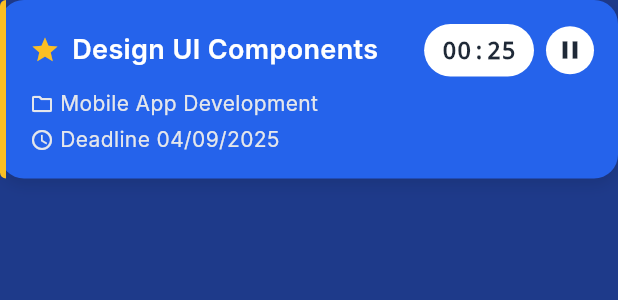
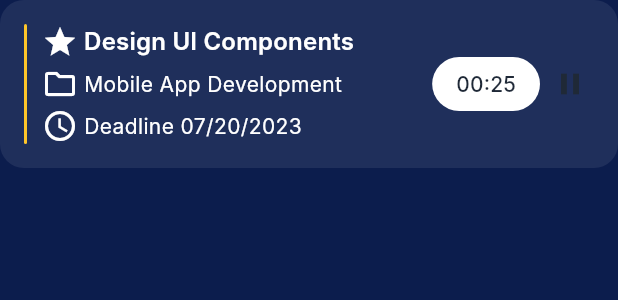
Before and after one commit to arsalanj/test-assignment-flutter, a Flutter app: the TimerCard widget shown alone on an empty page, opened directly with sample values from the repository, on a phone screen of 412 x 824 dp. Shown: the top 300 px of the screen. Run offline on Flutter 3.47's test engine with Material 3 defaults, Android fonts, the phone set to English and light mode, and no system bars; our stand-ins replace equatable, flutter_bloc, go_router, hydrated_bloc; Roboto replaces fonts that are missing (Inter).

Commit message:
refactor: Update color scheme and improve UI layout for Timer screens

```diff
--- a/timer_app/lib/core/theme/app_colors.dart
+++ b/timer_app/lib/core/theme/app_colors.dart
@@ -8,15 +8,17 @@ class AppColors {
   static const Color lightBlue = Color(0xFF60A5FA);
 
   // Background gradient colors
-  static const Color gradientStart = Color(0xFF1E3A8A);
-  static const Color gradientEnd = Color(0xFF3B82F6);
+  static const Color gradientStart = Color(0xFF0C1D4D);
+  static const Color gradientEnd = Color(0xFF214ECC);
 
   // Card colors
-  static const Color cardBackground = Color(0xFF2563EB);
+  static const Color cardBackground = Color(
+    0x14FFFFFF,
+  ); // rgba(255, 255, 255, 0.08)
   static const Color cardBackgroundDark = Color(0xFF1D4ED8);
 
   // Accent colors
-  static const Color yellowAccent = Color(0xFFFBBF24);
+  static const Color yellowAccent = Color(0xFFFFC629);
   static const Color orangeAccent = Color(0xFFF97316);
 
   // Text colors
--- a/timer_app/lib/features/timers/presentation/pages/create_timer_screen.dart
+++ b/timer_app/lib/features/timers/presentation/pages/create_timer_screen.dart
@@ -343,7 +343,7 @@ class _CreateTimerScreenState extends State<CreateTimerScreen> {
   void _showProjectPicker(BuildContext context, List<ProjectModel> projects) {
     showModalBottomSheet(
       context: context,
-      backgroundColor: AppColors.cardBackground,
+      backgroundColor: AppColors.gradientEnd,
       shape: const RoundedRectangleBorder(
         borderRadius: BorderRadius.vertical(top: Radius.circular(20)),
       ),
@@ -383,7 +383,7 @@ class _CreateTimerScreenState extends State<CreateTimerScreen> {
   void _showTaskPicker(BuildContext context, List<TaskModel> tasks) {
     showModalBottomSheet(
       context: context,
-      backgroundColor: AppColors.cardBackground,
+      backgroundColor: AppColors.gradientEnd,
       shape: const RoundedRectangleBorder(
         borderRadius: BorderRadius.vertical(top: Radius.circular(20)),
       ),
--- a/timer_app/lib/features/timers/presentation/widgets/timer_card.dart
+++ b/timer_app/lib/features/timers/presentation/widgets/timer_card.dart
@@ -7,7 +7,6 @@ import '../../models/task_model.dart';
 import '../../bloc/timer_bloc.dart';
 import '../../bloc/timer_event.dart';
 import '../../../../core/theme/app_colors.dart';
-import '../../../../core/theme/app_text_styles.dart';
 
 class TimerCard extends StatefulWidget {
   final TimerModel timer;
@@ -28,111 +27,106 @@ class _TimerCardState extends State<TimerCard> {
   @override
   Widget build(BuildContext context) {
     return Container(
-      margin: const EdgeInsets.only(bottom: 16),
+      margin: const EdgeInsets.only(bottom: 8),
       decoration: BoxDecoration(
         color: AppColors.cardBackground,
         borderRadius: BorderRadius.circular(16),
-        boxShadow: [
-          BoxShadow(
-            color: Colors.black.withOpacity(0.1),
-            blurRadius: 8,
-            offset: const Offset(0, 4),
-          ),
-        ],
       ),
       child: IntrinsicHeight(
         child: Row(
           children: [
             // Yellow accent line
-            Container(
-              width: 4,
-              decoration: const BoxDecoration(
-                color: AppColors.yellowAccent,
-                borderRadius: BorderRadius.only(
-                  topLeft: Radius.circular(16),
-                  bottomLeft: Radius.circular(16),
-                ),
-              ),
-            ),
+
             // Card content
             Expanded(
               child: Padding(
                 padding: const EdgeInsets.all(16),
+                child: Row(
+                  children: [
+                    Container(
+                      width: 2,
+                      decoration: BoxDecoration(
+                        color: AppColors.yellowAccent,
+                        borderRadius: BorderRadius.circular(8),
+                      ),
+                    ),
+                    SizedBox(width: 10),
+                    // Left side content
+                    Expanded(
                       child: Column(
                         crossAxisAlignment: CrossAxisAlignment.start,
                         children: [
-                    // Header row with favorite icon
+                          // Star icon and task title
                           Row(
                             children: [
-                        // Favorite icon
                               Icon(
                                 widget.timer.isFavorite
                                     ? Icons.star
                                     : Icons.star_outline,
-                          color:
-                              widget.timer.isFavorite
-                                  ? AppColors.favoriteColor
-                                  : AppColors.textSecondary,
-                          size: 20,
+                                color: AppColors.textPrimary,
+                                size: 24,
                               ),
-                        const SizedBox(width: 8),
-                        // Task title
+                              const SizedBox(width: 4),
                               Expanded(
                                 child: Text(
-                            widget.task?.name ?? 'Unknown Task',
+                                  widget.task?.name ?? 'iOS app deployment',
                                   style: const TextStyle(
                                     color: AppColors.textPrimary,
-                              fontSize: 18,
+                                    fontSize: 16,
                                     fontWeight: FontWeight.w600,
+                                    letterSpacing: 0.15,
                                   ),
                                 ),
                               ),
-                        // Timer display and controls
-                        _buildTimerControls(context),
                             ],
                           ),
-
-                    const SizedBox(height: 8),
-
-                    // Project info row
+                          const SizedBox(height: 4),
+                          // Project info
                           Row(
                             children: [
                               const Icon(
                                 Icons.folder_outlined,
-                          color: AppColors.textSecondary,
-                          size: 16,
+                                color: AppColors.textPrimary,
+                                size: 24,
                               ),
                               const SizedBox(width: 4),
                               Text(
-                          widget.project?.name ?? 'Unknown Project',
+                                widget.project?.name ?? 'SO056 - Booqio V2',
                                 style: const TextStyle(
-                            color: AppColors.textSecondary,
+                                  color: AppColors.textPrimary,
                                   fontSize: 14,
+                                  fontWeight: FontWeight.w400,
+                                  letterSpacing: 0.25,
                                 ),
                               ),
                             ],
                           ),
-
                           const SizedBox(height: 4),
-
-                    // Deadline row
+                          // Deadline
                           Row(
                             children: [
                               const Icon(
                                 Icons.schedule,
-                          color: AppColors.textSecondary,
-                          size: 16,
+                                color: AppColors.textPrimary,
+                                size: 24,
                               ),
                               const SizedBox(width: 4),
                               Text(
-                          'Deadline ${_formatDate(DateTime.now().add(const Duration(days: 30)))}',
+                                'Deadline 07/20/2023',
                                 style: const TextStyle(
-                            color: AppColors.textSecondary,
+                                  color: AppColors.textPrimary,
                                   fontSize: 14,
+                                  fontWeight: FontWeight.w400,
+                                  letterSpacing: 0.25,
                                 ),
                               ),
                             ],
                           ),
+                        ],
+                      ),
+                    ),
+                    // Right side - Timer controls
+                    _buildTimerControls(context),
                   ],
                 ),
               ),
@@ -148,7 +142,7 @@ class _TimerCardState extends State<TimerCard> {
       return Container(
         padding: const EdgeInsets.symmetric(horizontal: 12, vertical: 6),
         decoration: BoxDecoration(
-          color: AppColors.completedColor.withOpacity(0.2),
+          color: AppColors.completedColor.withValues(alpha: 0.2),
           borderRadius: BorderRadius.circular(12),
         ),
         child: const Text(
@@ -172,23 +166,29 @@ class _TimerCardState extends State<TimerCard> {
           },
           child: Container(
             key: _timerKey,
-            padding: const EdgeInsets.symmetric(horizontal: 12, vertical: 6),
+            padding: const EdgeInsets.symmetric(horizontal: 16, vertical: 8),
             decoration: BoxDecoration(
-              color: AppColors.timerBackground,
-              borderRadius: BorderRadius.circular(20),
+              color:
+                  widget.timer.isRunning
+                      ? AppColors.timerBackground
+                      : AppColors.cardBackground,
+              borderRadius: BorderRadius.circular(64),
             ),
             child: Text(
               _formatDuration(widget.timer.elapsed),
-              style: const TextStyle(
-                color: AppColors.timerText,
-                fontSize: 16,
-                fontWeight: FontWeight.w600,
-                fontFamily: 'monospace',
+              style: TextStyle(
+                color:
+                    widget.timer.isRunning
+                        ? AppColors.timerText
+                        : AppColors.textPrimary,
+                fontSize: 14,
+                fontWeight: FontWeight.w500,
+                letterSpacing: 0.1,
               ),
             ),
           ),
         ),
-        const SizedBox(width: 8),
+        const SizedBox(width: 4),
         // Play/Pause button
         GestureDetector(
           onTap: () {
@@ -202,13 +202,16 @@ class _TimerCardState extends State<TimerCard> {
             width: 32,
             height: 32,
             decoration: BoxDecoration(
-              color: AppColors.timerBackground,
+              color: Colors.transparent,
               borderRadius: BorderRadius.circular(16),
             ),
             child: Icon(
               widget.timer.isRunning ? Icons.pause : Icons.play_arrow,
-              color: AppColors.timerText,
-              size: 20,
+              color:
+                  widget.timer.isRunning
+                      ? AppColors.timerText
+                      : AppColors.textPrimary,
+              size: 24,
             ),
           ),
         ),
@@ -221,10 +224,6 @@ class _TimerCardState extends State<TimerCard> {
     final hours = twoDigits(duration.inHours);
     final minutes = twoDigits(duration.inMinutes.remainder(60));
     return '$hours:$minutes';
-  }
-
-  String _formatDate(DateTime date) {
-    return '${date.day.toString().padLeft(2, '0')}/${date.month.toString().padLeft(2, '0')}/${date.year}';
   }
 
   String _formatFullDuration(Duration duration) {
@@ -349,7 +348,7 @@ class _DynamicTooltipState extends State<_DynamicTooltip> {
                 borderRadius: BorderRadius.circular(12),
                 boxShadow: [
                   BoxShadow(
-                    color: Colors.black.withOpacity(0.2),
+                    color: Colors.black.withValues(alpha: 0.2),
                     blurRadius: 8,
                     offset: const Offset(0, 4),
                   ),
```
Also changed, not shown: timer_app/lib/features/timers/presentation/pages/timer_list_screen.dart (+43 -25 lines). Lines whose indentation alone changed are shown as unchanged.
